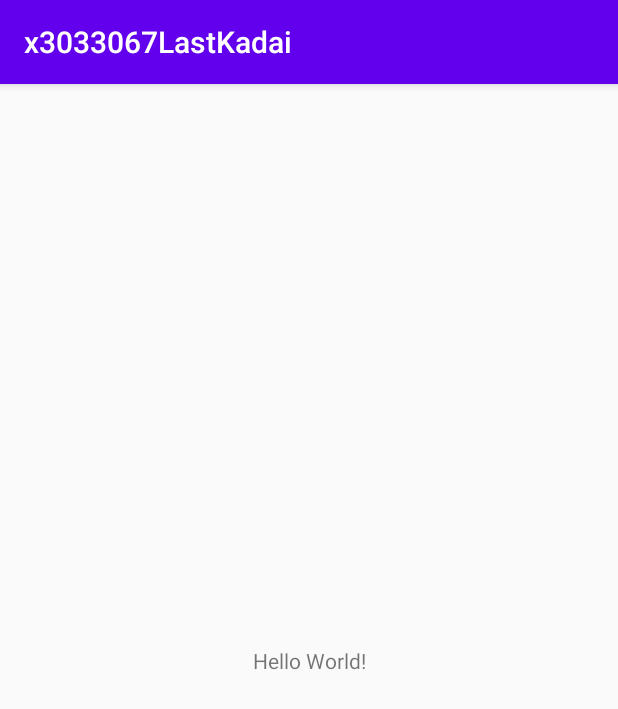
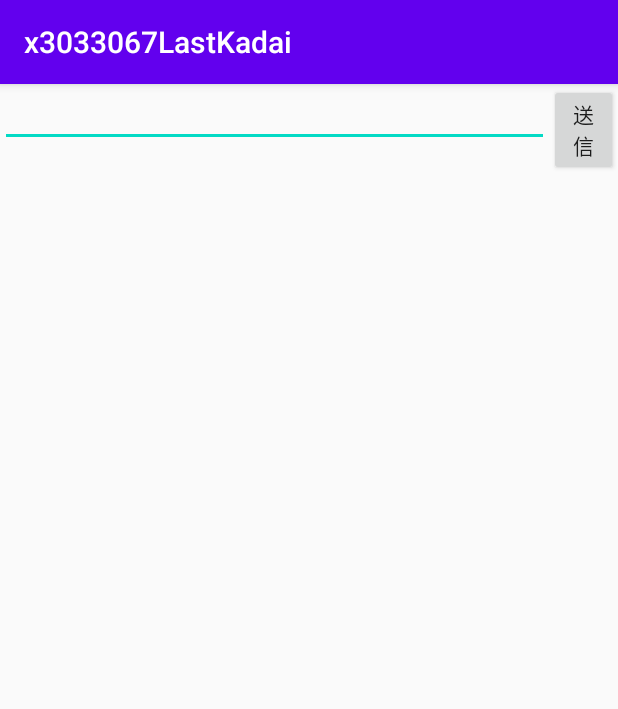
Before and after one commit to Motoakist/live2d_chat, an Android app: the screen it shows after launch (MainActivity), on a phone screen of 412 x 824 dp. Shown: the top 709 px of the screen. Run offline under Robolectric (Android 15) with nearby library versions, the phone set to English and light mode, and no system bars; 1 statement that could not run was skipped.

Commit message:
チャットの枠組みだけ

```diff
--- a/app/src/main/java/com/example/x3033067lastkadai/MainActivity.java
+++ b/app/src/main/java/com/example/x3033067lastkadai/MainActivity.java
@@ -3,6 +3,7 @@ package com.example.x3033067lastkadai;
 import androidx.appcompat.app.AppCompatActivity;
 
 import android.os.Bundle;
+import android.widget.Button;
 
 public class MainActivity extends AppCompatActivity {
 
@@ -10,5 +11,8 @@ public class MainActivity extends AppCompatActivity {
     protected void onCreate(Bundle savedInstanceState) {
         super.onCreate(savedInstanceState);
         setContentView(R.layout.activity_main);
+
+        Button addButton = (Button) findViewById(R.id.addButton);
+        addButton.setOnClickListener(this);
     }
 }
--- a/app/src/main/res/layout/activity_main.xml
+++ b/app/src/main/res/layout/activity_main.xml
@@ -1,18 +1,37 @@
 <?xml version="1.0" encoding="utf-8"?>
-<androidx.constraintlayout.widget.ConstraintLayout xmlns:android="http://schemas.android.com/apk/res/android"
-    xmlns:app="http://schemas.android.com/apk/res-auto"
-    xmlns:tools="http://schemas.android.com/tools"
+
+<LinearLayout
+xmlns:android="http://schemas.android.com/apk/res/android"
+android:layout_width="match_parent"
+android:layout_height="match_parent"
+android:gravity="top"
+android:orientation="vertical">
+
+<LinearLayout
     android:layout_width="match_parent"
-    android:layout_height="match_parent"
-    tools:context=".MainActivity">
+    android:layout_height="wrap_content"
+    android:gravity="bottom"
+    android:orientation="horizontal">
 
-    <TextView
-        android:layout_width="wrap_content"
+    <EditText
+        android:id="@+id/msgEditText"
+        android:layout_width="0dip"
+        android:layout_weight="8"
         android:layout_height="wrap_content"
-        android:text="Hello World!"
-        app:layout_constraintBottom_toBottomOf="parent"
-        app:layout_constraintLeft_toLeftOf="parent"
-        app:layout_constraintRight_toRightOf="parent"
-        app:layout_constraintTop_toTopOf="parent" />
+        android:inputType="text"/>
 
-</androidx.constraintlayout.widget.ConstraintLayout>
+    <Button
+        android:id="@+id/addButton"
+        android:layout_width="0dip"
+        android:layout_weight="1"
+        android:layout_height="wrap_content"
+        android:text="送信"/>
+
+</LinearLayout>
+
+<TextView
+    android:id="@+id/msgTextView"
+    android:layout_width="match_parent"
+    android:layout_height="match_parent" />
+
+</LinearLayout>
```
